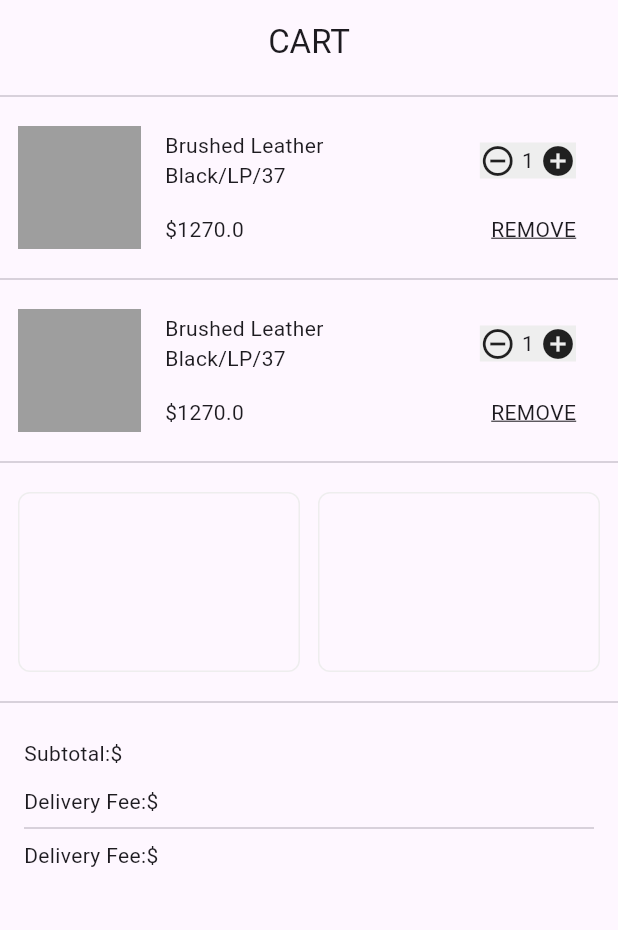
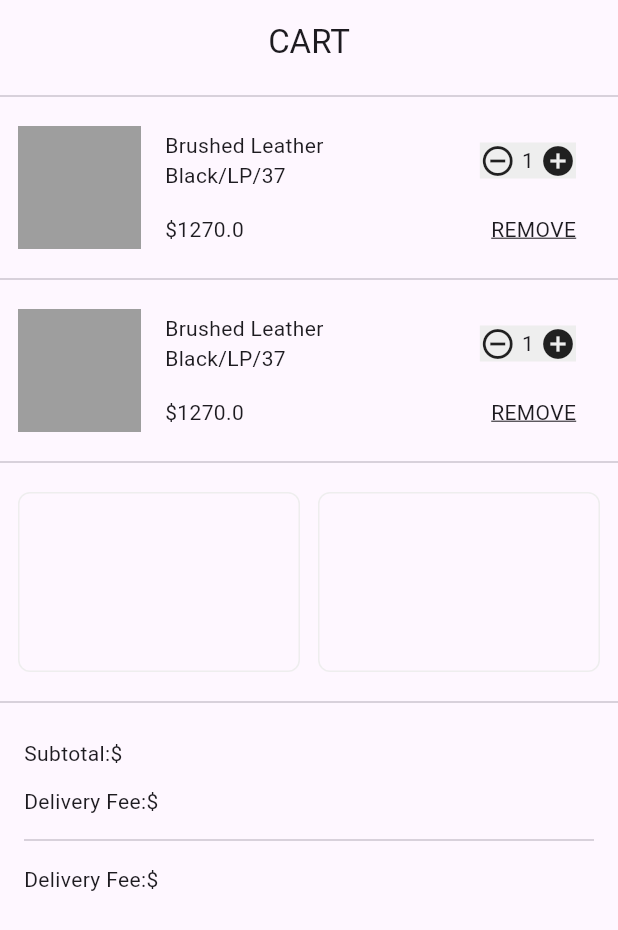
Before and after one commit to JAICHANGPARK/flutter_notebook_chapter_36, a Flutter app: the FashionShopCartWidget screen opened directly, on a phone screen of 412 x 824 dp. Shown: the top 930 px of the screen. Run offline on Flutter 3.47's test engine with Material 3 defaults, Android fonts, the phone set to English and light mode, and no system bars; our stand-ins replace gap.

Commit message:
Update fashion_shop_cart_widget.dart

```diff
--- a/lib/ep1827_fashion_shop_app/widget/fashion_shop_cart_widget.dart
+++ b/lib/ep1827_fashion_shop_app/widget/fashion_shop_cart_widget.dart
@@ -177,7 +177,8 @@ class _FashionShopCartWidgetState extends State<FashionShopCartWidget> {
                     Text("\$"),
                   ],
                 ),
-                Divider(),
+
+                Divider(height: 32,),
                 Row(
                   children: [
                     Text("Delivery Fee:"),
```
